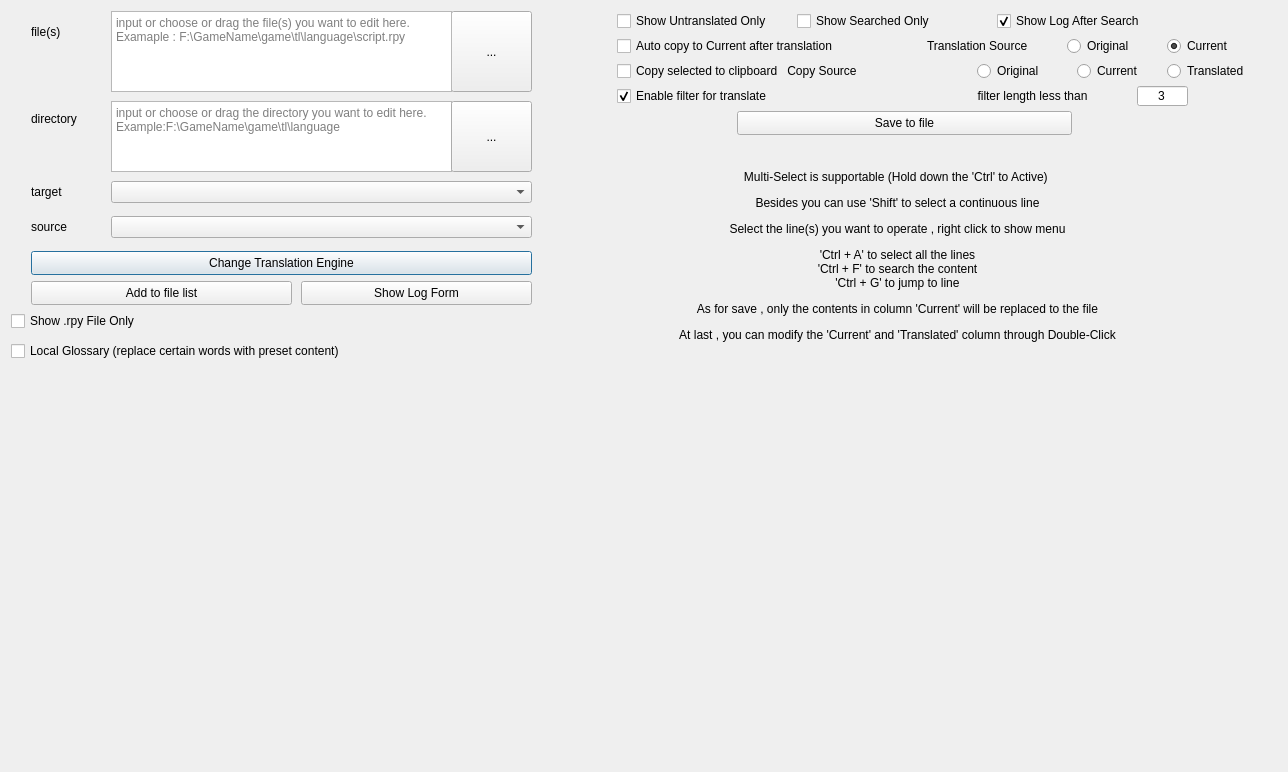
First picture: the form in src/editor.ui, repository anonymousException/renpy-translator, before the edit.
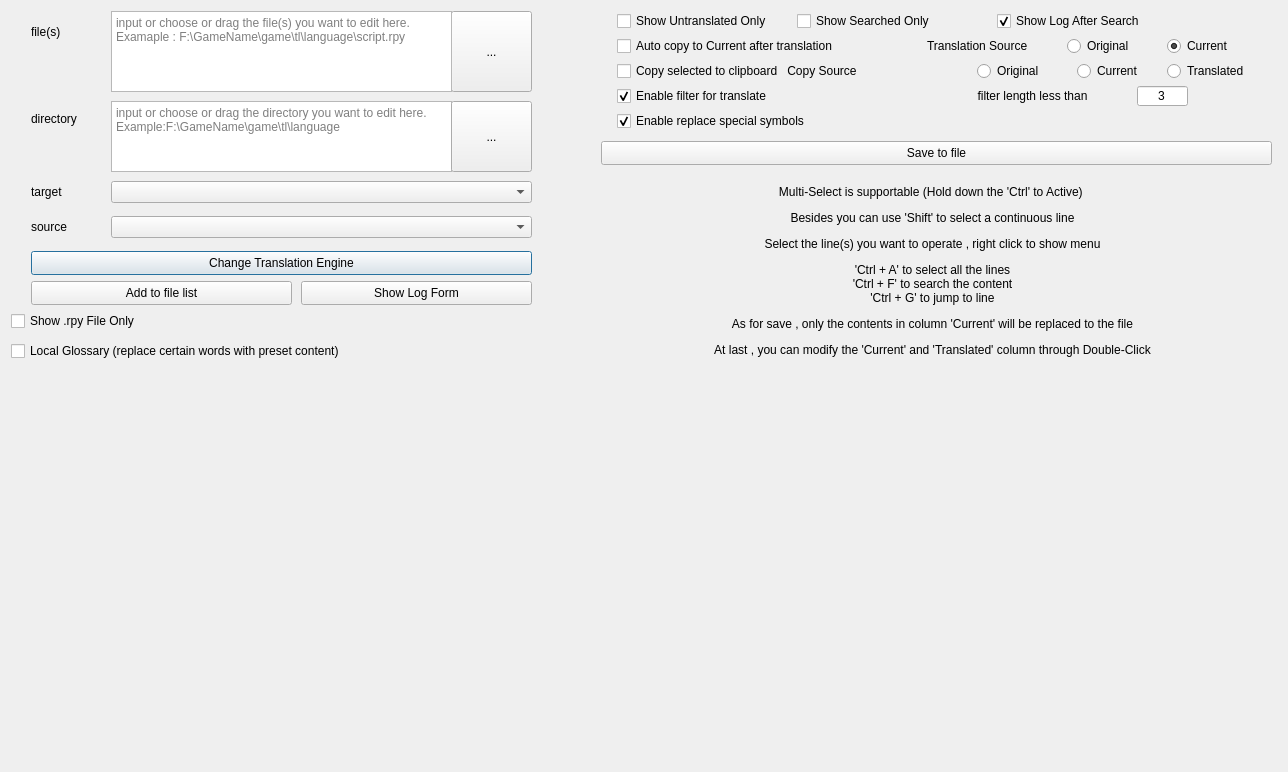
Second picture: the form after the edit.

Commit message:
<feature> support replace special symbols option for all translation engine
update version to v2.4.3

Diff of the .ui file:
```diff
--- a/src/editor.ui
+++ b/src/editor.ui
@@ -280,9 +280,9 @@
      <widget class="QPushButton" name="saveFileButton">
       <property name="geometry">
        <rect>
-        <x>140</x>
-        <y>100</y>
-        <width>335</width>
+        <x>4</x>
+        <y>130</y>
+        <width>671</width>
         <height>24</height>
        </rect>
       </property>
@@ -338,9 +338,9 @@
       <property name="geometry">
        <rect>
         <x>0</x>
-        <y>130</y>
-        <width>601</width>
-        <height>231</height>
+        <y>160</y>
+        <width>671</width>
+        <height>201</height>
        </rect>
       </property>
       <property name="text">
@@ -531,6 +531,22 @@
        <bool>true</bool>
       </property>
      </widget>
+     <widget class="QCheckBox" name="replaceCheckBox">
+      <property name="geometry">
+       <rect>
+        <x>20</x>
+        <y>100</y>
+        <width>651</width>
+        <height>20</height>
+       </rect>
+      </property>
+      <property name="text">
+       <string>Enable replace special symbols</string>
+      </property>
+      <property name="checked">
+       <bool>true</bool>
+      </property>
+     </widget>
     </widget>
    </item>
    <item row="1" column="1" rowspan="3">
```
Left out of the diff: 6 changed lines with no effect on the pictures. The commit also changes 6 other files.
